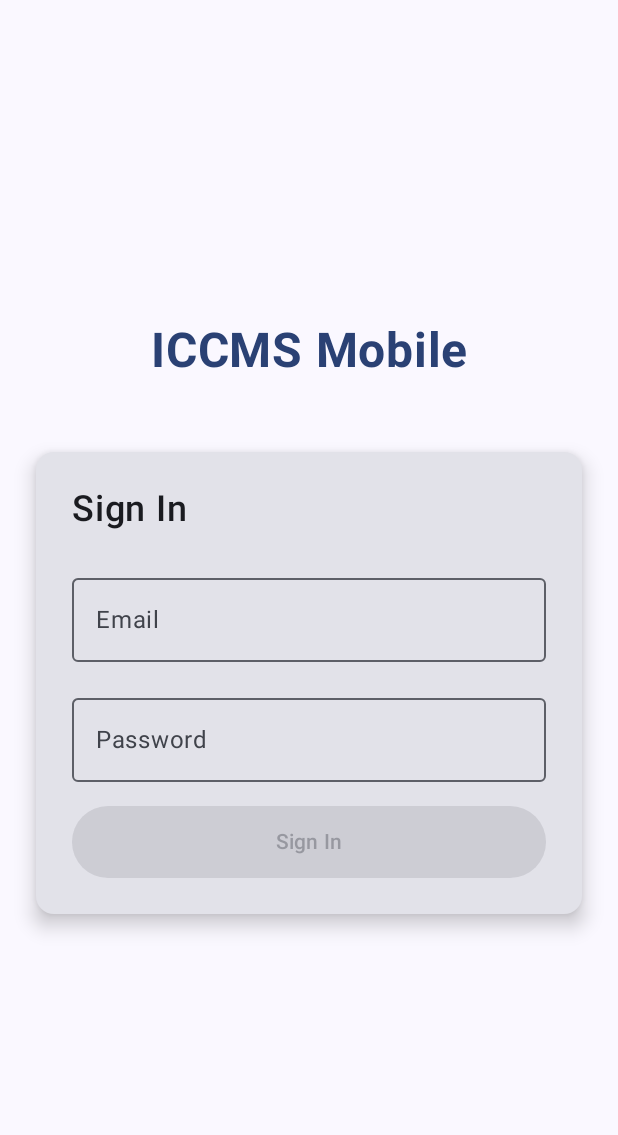
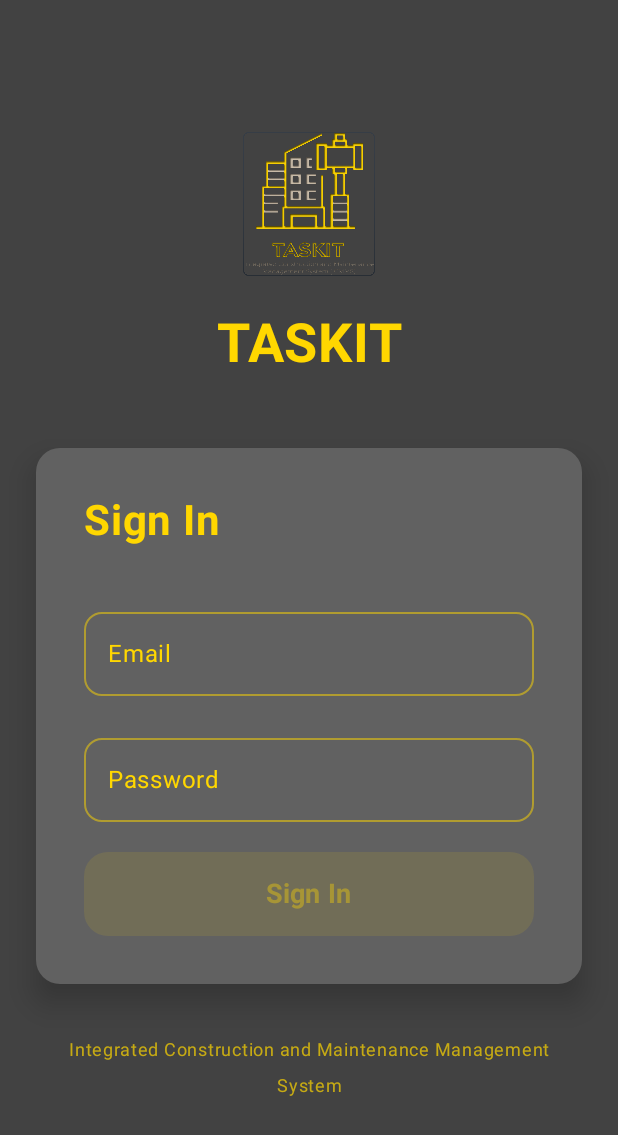
Before and after one commit to INSY7314-a-team/ICMMS-INSY7315-WIL, an Android app built with Jetpack Compose: the screen it shows after launch (MainActivity), on a phone screen of 412 x 824 dp. Shown: the top 1135 px of the screen. Run offline under Robolectric (Android 15) with nearby library versions, the phone set to English and light mode, and no system bars; our stand-ins replace Firebase (no records; nobody signed in at launch, a user with empty details on screens opened directly).

Commit message:
fixing ui

```diff
--- a/Mobile/app/src/main/java/com/example/iccms_mobile/ui/screens/LoginScreen.kt
+++ b/Mobile/app/src/main/java/com/example/iccms_mobile/ui/screens/LoginScreen.kt
@@ -1,11 +1,18 @@
 package com.example.iccms_mobile.ui.screens
 
+import androidx.compose.foundation.Image
+import androidx.compose.foundation.background
 import androidx.compose.foundation.layout.*
+import androidx.compose.foundation.shape.RoundedCornerShape
 import androidx.compose.foundation.text.KeyboardOptions
 import androidx.compose.material3.*
 import androidx.compose.runtime.*
 import androidx.compose.ui.Alignment
 import androidx.compose.ui.Modifier
+import androidx.compose.ui.draw.clip
+import androidx.compose.ui.graphics.Color
+import androidx.compose.ui.layout.ContentScale
+import androidx.compose.ui.res.painterResource
 import androidx.compose.ui.text.font.FontWeight
 import androidx.compose.ui.text.input.KeyboardType
 import androidx.compose.ui.text.input.PasswordVisualTransformation
@@ -13,6 +20,7 @@ import androidx.compose.ui.text.style.TextAlign
 import androidx.compose.ui.unit.dp
 import androidx.compose.ui.unit.sp
 import androidx.compose.runtime.collectAsState
+import com.example.iccms_mobile.R
 import com.example.iccms_mobile.ui.viewmodel.AuthViewModel
 
 @OptIn(ExperimentalMaterial3Api::class)
@@ -36,6 +44,11 @@ fun LoginScreen(
         }
     }
 
+    Box(
+        modifier = Modifier
+            .fillMaxSize()
+            .background(MaterialTheme.colorScheme.background)
+    ) {
         Column(
             modifier = Modifier
                 .fillMaxSize()
@@ -43,10 +56,20 @@ fun LoginScreen(
             horizontalAlignment = Alignment.CenterHorizontally,
             verticalArrangement = Arrangement.Center
         ) {
-        // App Title
+            // TASKIT Logo
+            Image(
+                painter = painterResource(id = R.drawable.taskit_logo_png),
+                contentDescription = "TASKIT Logo",
+                modifier = Modifier
+                    .size(120.dp)
+                    .padding(bottom = 24.dp),
+                contentScale = ContentScale.Fit
+            )
+
+            // App Title - Just "TASKIT"
             Text(
-            text = "ICCMS Mobile",
-            fontSize = 32.sp,
+                text = "TASKIT",
+                fontSize = 36.sp,
                 fontWeight = FontWeight.Bold,
                 color = MaterialTheme.colorScheme.primary,
                 textAlign = TextAlign.Center,
@@ -56,38 +79,57 @@ fun LoginScreen(
             // Login Form
             Card(
                 modifier = Modifier.fillMaxWidth(),
-            elevation = CardDefaults.cardElevation(defaultElevation = 8.dp)
+                elevation = CardDefaults.cardElevation(defaultElevation = 12.dp),
+                colors = CardDefaults.cardColors(
+                    containerColor = MaterialTheme.colorScheme.surface
+                ),
+                shape = RoundedCornerShape(16.dp)
             ) {
                 Column(
-                modifier = Modifier.padding(24.dp),
-                verticalArrangement = Arrangement.spacedBy(16.dp)
+                    modifier = Modifier.padding(32.dp),
+                    verticalArrangement = Arrangement.spacedBy(20.dp)
                 ) {
                     Text(
                         text = "Sign In",
-                    fontSize = 24.sp,
-                    fontWeight = FontWeight.SemiBold,
-                    modifier = Modifier.padding(bottom = 8.dp)
+                        fontSize = 28.sp,
+                        fontWeight = FontWeight.Bold,
+                        color = MaterialTheme.colorScheme.onSurface,
+                        modifier = Modifier.padding(bottom = 16.dp)
                     )
 
                     // Email Field
                     OutlinedTextField(
                         value = email,
                         onValueChange = { email = it },
-                    label = { Text("Email") },
+                        label = { Text("Email", color = MaterialTheme.colorScheme.onSurfaceVariant) },
                         keyboardOptions = KeyboardOptions(keyboardType = KeyboardType.Email),
                         modifier = Modifier.fillMaxWidth(),
-                    singleLine = true
+                        singleLine = true,
+                        colors = OutlinedTextFieldDefaults.colors(
+                            focusedBorderColor = MaterialTheme.colorScheme.primary,
+                            unfocusedBorderColor = MaterialTheme.colorScheme.onSurfaceVariant.copy(alpha = 0.5f),
+                            focusedLabelColor = MaterialTheme.colorScheme.primary,
+                            unfocusedLabelColor = MaterialTheme.colorScheme.onSurfaceVariant
+                        ),
+                        shape = RoundedCornerShape(12.dp)
                     )
 
                     // Password Field
                     OutlinedTextField(
                         value = password,
                         onValueChange = { password = it },
-                    label = { Text("Password") },
+                        label = { Text("Password", color = MaterialTheme.colorScheme.onSurfaceVariant) },
                         visualTransformation = PasswordVisualTransformation(),
                         keyboardOptions = KeyboardOptions(keyboardType = KeyboardType.Password),
                         modifier = Modifier.fillMaxWidth(),
-                    singleLine = true
+                        singleLine = true,
+                        colors = OutlinedTextFieldDefaults.colors(
+                            focusedBorderColor = MaterialTheme.colorScheme.primary,
+                            unfocusedBorderColor = MaterialTheme.colorScheme.onSurfaceVariant.copy(alpha = 0.5f),
+                            focusedLabelColor = MaterialTheme.colorScheme.primary,
+                            unfocusedLabelColor = MaterialTheme.colorScheme.onSurfaceVariant
+                        ),
+                        shape = RoundedCornerShape(12.dp)
                     )
 
                     // Error Message
@@ -95,7 +137,8 @@ fun LoginScreen(
                         Text(
                             text = error,
                             color = MaterialTheme.colorScheme.error,
-                        modifier = Modifier.padding(top = 8.dp)
+                            modifier = Modifier.padding(top = 8.dp),
+                            textAlign = TextAlign.Center
                         )
                     }
 
@@ -107,19 +150,42 @@ fun LoginScreen(
                         },
                         modifier = Modifier
                             .fillMaxWidth()
-                        .height(48.dp),
-                    enabled = !uiState.isLoading && email.isNotBlank() && password.isNotBlank()
+                            .height(56.dp),
+                        enabled = !uiState.isLoading && email.isNotBlank() && password.isNotBlank(),
+                        colors = ButtonDefaults.buttonColors(
+                            containerColor = MaterialTheme.colorScheme.primary,
+                            contentColor = MaterialTheme.colorScheme.onPrimary
+                        ),
+                        shape = RoundedCornerShape(16.dp),
+                        elevation = ButtonDefaults.buttonElevation(
+                            defaultElevation = 8.dp,
+                            pressedElevation = 4.dp
+                        )
                     ) {
                         if (uiState.isLoading) {
                             CircularProgressIndicator(
-                            modifier = Modifier.size(20.dp),
+                                modifier = Modifier.size(24.dp),
                                 color = MaterialTheme.colorScheme.onPrimary
                             )
                         } else {
-                        Text("Sign In")
+                            Text(
+                                "Sign In",
+                                fontSize = 18.sp,
+                                fontWeight = FontWeight.Bold
+                            )
                         }
                     }
                 }
             }
+
+            // Footer text
+            Text(
+                text = "Integrated Construction and Maintenance Management System",
+                fontSize = 12.sp,
+                color = MaterialTheme.colorScheme.onSurfaceVariant.copy(alpha = 0.7f),
+                textAlign = TextAlign.Center,
+                modifier = Modifier.padding(top = 32.dp)
+            )
         }
     }
+}
--- a/Mobile/app/src/main/java/com/example/iccms_mobile/ui/theme/Color.kt
+++ b/Mobile/app/src/main/java/com/example/iccms_mobile/ui/theme/Color.kt
@@ -2,6 +2,14 @@ package com.example.iccms_mobile.ui.theme
 
 import androidx.compose.ui.graphics.Color
 
+// TASKIT Brand Colors
+val TaskitYellow = Color(0xFFFFD700) // Bright golden yellow
+val TaskitYellowDark = Color(0xFFFFB300) // Darker yellow for pressed states
+val TaskitGrey = Color(0xFF424242) // Dark grey background
+val TaskitGreyLight = Color(0xFF616161) // Lighter grey for cards
+val TaskitGreyDark = Color(0xFF212121) // Very dark grey for surfaces
+
+// Legacy colors (keeping for compatibility)
 val Purple80 = Color(0xFFD0BCFF)
 val PurpleGrey80 = Color(0xFFCCC2DC)
 val Pink80 = Color(0xFFEFB8C8)
--- a/Mobile/app/src/main/java/com/example/iccms_mobile/ui/theme/Theme.kt
+++ b/Mobile/app/src/main/java/com/example/iccms_mobile/ui/theme/Theme.kt
@@ -12,32 +12,40 @@ import androidx.compose.runtime.Composable
 import androidx.compose.ui.platform.LocalContext
 
 private val DarkColorScheme = darkColorScheme(
-    primary = Purple80,
-    secondary = PurpleGrey80,
-    tertiary = Pink80
+    primary = TaskitYellow,
+    onPrimary = TaskitGreyDark,
+    secondary = TaskitYellowDark,
+    onSecondary = TaskitGreyDark,
+    tertiary = TaskitGreyLight,
+    onTertiary = TaskitYellow,
+    background = TaskitGrey,
+    onBackground = TaskitYellow,
+    surface = TaskitGreyLight,
+    onSurface = TaskitYellow,
+    surfaceVariant = TaskitGreyDark,
+    onSurfaceVariant = TaskitYellow
 )
 
 private val LightColorScheme = lightColorScheme(
-    primary = Purple40,
-    secondary = PurpleGrey40,
-    tertiary = Pink40
-
-    /* Other default colors to override
-    background = Color(0xFFFFFBFE),
-    surface = Color(0xFFFFFBFE),
-    onPrimary = Color.White,
-    onSecondary = Color.White,
-    onTertiary = Color.White,
-    onBackground = Color(0xFF1C1B1F),
-    onSurface = Color(0xFF1C1B1F),
-    */
+    primary = TaskitYellow,
+    onPrimary = TaskitGreyDark,
+    secondary = TaskitYellowDark,
+    onSecondary = TaskitGreyDark,
+    tertiary = TaskitGreyLight,
+    onTertiary = TaskitYellow,
+    background = TaskitGrey,
+    onBackground = TaskitYellow,
+    surface = TaskitGreyLight,
+    onSurface = TaskitYellow,
+    surfaceVariant = TaskitGreyDark,
+    onSurfaceVariant = TaskitYellow
 )
 
 @Composable
 fun ICCMS_MobileTheme(
     darkTheme: Boolean = isSystemInDarkTheme(),
     // Dynamic color is available on Android 12+
-    dynamicColor: Boolean = true,
+    dynamicColor: Boolean = false, // Disabled to use custom TASKIT colors
     content: @Composable () -> Unit
 ) {
     val colorScheme = when {
```
Lines whose indentation alone changed are shown as unchanged.
